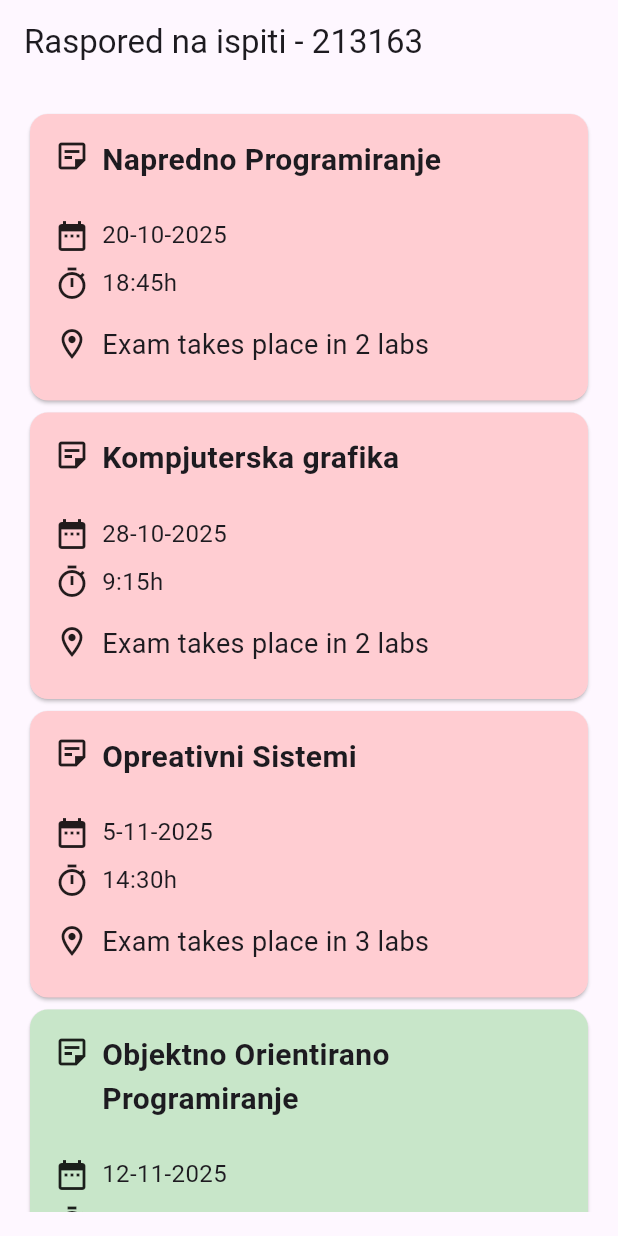
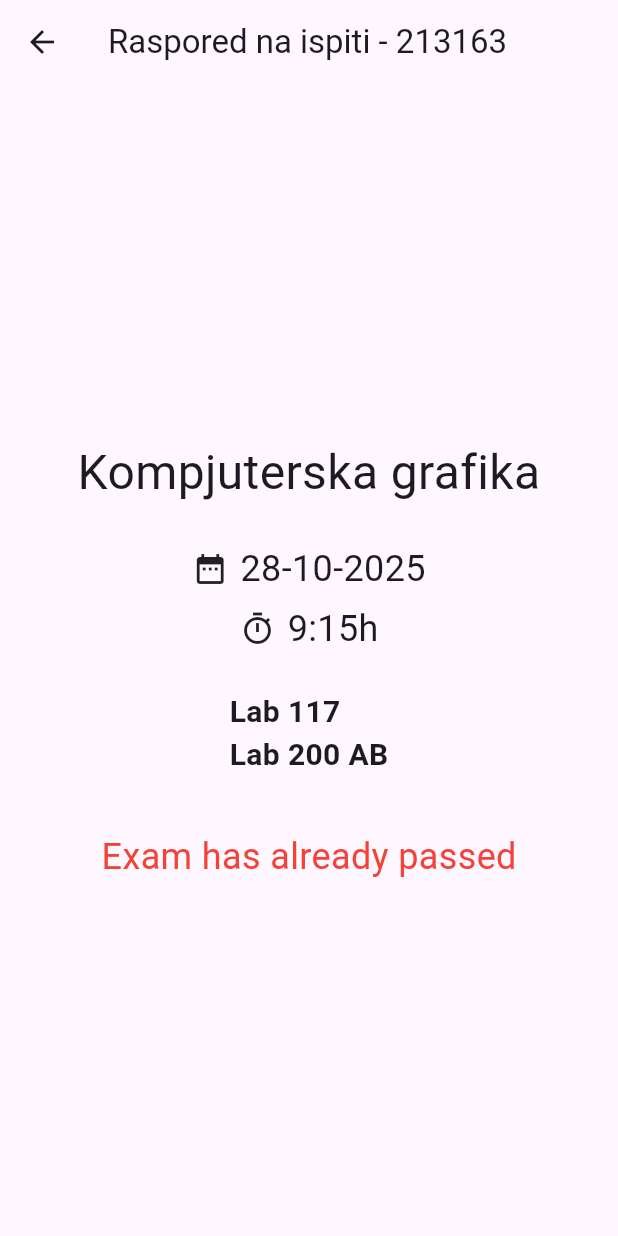
Before and after one commit to AleksandarTheGreat/lab1_mis, a Flutter app: the screen it shows after launch, after a tap on "Kompjuterska grafika", on a phone screen of 412 x 824 dp. Run offline on Flutter 3.47's test engine with Material 3 defaults, Android fonts, the phone set to English and light mode, and no system bars.

Commit message:
Second commit, adding the second page, the details part

```diff
--- a/lib/main.dart
+++ b/lib/main.dart
@@ -1,5 +1,6 @@
 import 'package:flutter/material.dart';
 import 'package:lab1_mis/model/Exam.dart';
+import 'package:lab1_mis/screen/ScreenDetails.dart';
 import 'package:lab1_mis/widget/CardExam.dart';
 
 void main() {
@@ -104,9 +105,20 @@ class _MyAppState extends State<MyApp> {
           child: Column(
             mainAxisAlignment: MainAxisAlignment.center,
             crossAxisAlignment: CrossAxisAlignment.stretch,
-            children: (exams
-                ..sort((a, b) => a.dateTime.compareTo(b.dateTime)))
-                .map((exam) => CardExam(exam: exam))
+            children: (exams..sort((a, b) => a.dateTime.compareTo(b.dateTime)))
+                .map(
+                  (exam) => CardExam(
+                    exam: exam,
+                    onTapAction: () {
+                      Navigator.push(
+                        context,
+                        MaterialPageRoute(
+                          builder: (context) => ScreenDetails(exam: exam),
+                        ),
+                      );
+                    },
+                  ),
+                )
                 .toList(),
           ),
         ),
--- /dev/null
+++ b/lib/screen/ScreenDetails.dart
@@ -0,0 +1,67 @@
+import 'package:flutter/material.dart';
+import 'package:lab1_mis/model/Exam.dart';
+
+class ScreenDetails extends StatefulWidget {
+  const ScreenDetails({super.key, required this.exam});
+
+  final Exam exam;
+
+  @override
+  State<ScreenDetails> createState() => _ScreenDetailsState(exam: exam);
+}
+
+class _ScreenDetailsState extends State<ScreenDetails> {
+  _ScreenDetailsState({required this.exam});
+
+  final Exam exam;
+
+  @override
+  Widget build(BuildContext context) {
+    final duration = exam.dateTime.difference(DateTime.now());
+
+    return Scaffold(
+      appBar: AppBar(title: Text("Raspored na ispiti - 213163")),
+      body: Center(
+        child: Padding(
+          padding: EdgeInsets.all(24),
+          child: Column(
+            mainAxisAlignment: MainAxisAlignment.center,
+            crossAxisAlignment: CrossAxisAlignment.center,
+            children: [
+              Text("${exam.name}", style: TextStyle(fontSize: 32), textAlign: TextAlign.center,),
+              SizedBox(height: 24),
+              Row(
+                mainAxisAlignment: MainAxisAlignment.center,
+                children: [
+                  Icon(Icons.date_range),
+                  SizedBox(width: 8.0,),
+                  Text("${exam.dateTime.day}-${exam.dateTime.month}-${exam.dateTime.year}", style: TextStyle(fontSize: 24), softWrap: true,),
+                ],
+              ),
+              SizedBox(height: 6),
+              Row(
+                mainAxisAlignment: MainAxisAlignment.center,
+                children: [
+                  Icon(Icons.timer_outlined),
+                  SizedBox(width: 8.0,),
+                  Text("${exam.dateTime.hour}:${exam.dateTime.minute}h", style: TextStyle(fontSize: 24), softWrap: true,),
+                ],
+              ),
+              SizedBox(height: 24),
+              Column(
+                mainAxisAlignment: MainAxisAlignment.center,
+                crossAxisAlignment: CrossAxisAlignment.start,
+                children: exam.rooms.map((room) => Text(room, style: TextStyle(fontSize: 20, fontWeight: FontWeight.bold),)).toList(),
+              ),
+              SizedBox(height: 36,),
+              if (duration.isNegative)
+                Text("Exam has already passed", style: TextStyle(fontSize: 24, color: Colors.red),)
+              else
+                Text("${duration.inDays} days left", style: TextStyle(fontSize: 24, color: Colors.green),),
+            ],
+          ),
+        ),
+      ),
+    );
+  }
+}
--- a/lib/widget/CardExam.dart
+++ b/lib/widget/CardExam.dart
@@ -2,17 +2,18 @@ import 'package:flutter/material.dart';
 import 'package:lab1_mis/model/Exam.dart';
 
 class CardExam extends StatelessWidget {
-  const CardExam({super.key, required this.exam});
+  const CardExam({super.key, required this.exam, required this.onTapAction});
 
   final Exam exam;
+  final Function onTapAction;
 
   @override
   Widget build(BuildContext context) {
     return Card(
-      color: exam.dateTime.isAfter(DateTime.now())? Colors.green[100]: Colors.red[100],
+      color: exam.dateTime.isAfter(DateTime.now()) ? Colors.green[100] : Colors.red[100],
       clipBehavior: Clip.antiAlias,
       child: InkWell(
-        onTap: () => print("Not ready yet bro"),
+        onTap: () => onTapAction(),
         child: Padding(
           padding: EdgeInsets.all(16),
           child: Column(
```
